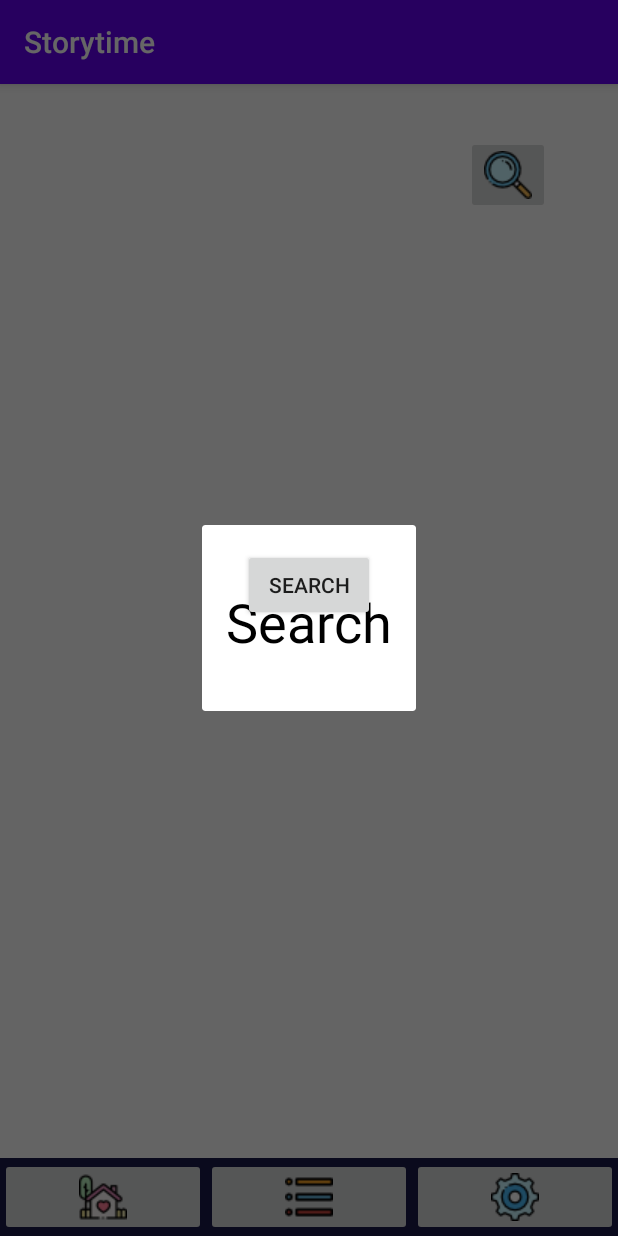
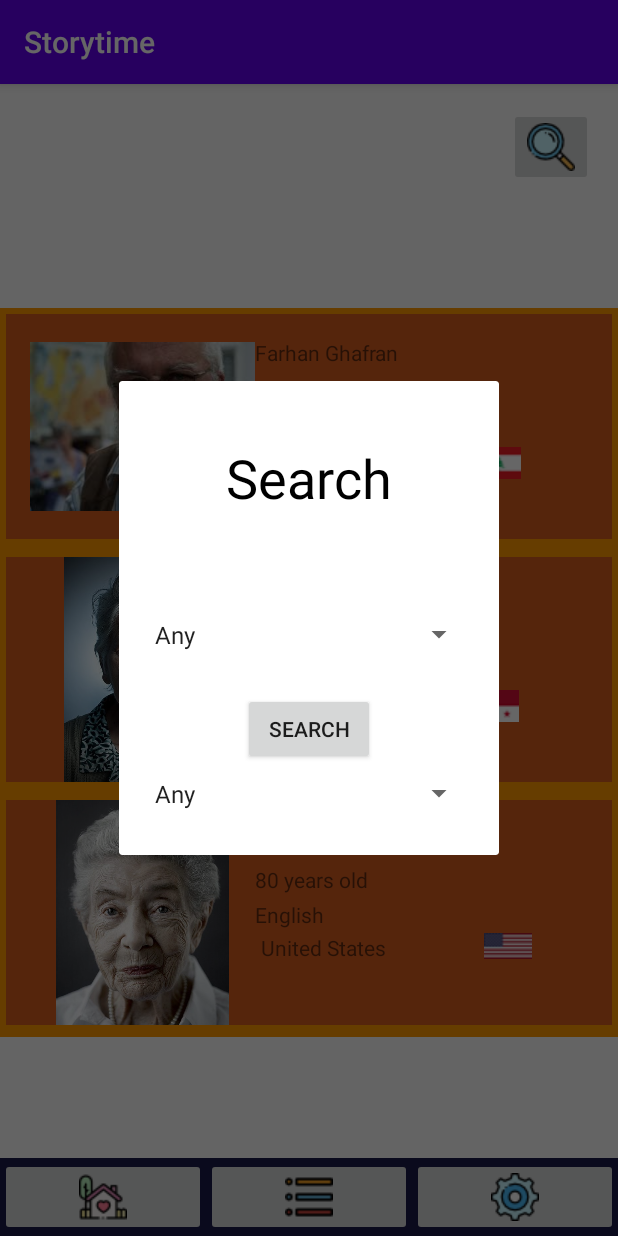
Before and after one commit to djunga/Storytime, an Android app: the screen it shows after launch (MainActivity), after a tap on an icon or button, on a phone screen of 412 x 824 dp. Run offline under Robolectric (Android 15) with nearby library versions, the light colour scheme and no system bars.

Commit message:
Added recycler view with the 3 built-in elders

```diff
--- a/Storytime/app/src/main/java/com/example/storytime/ItemAdapter.java
+++ b/Storytime/app/src/main/java/com/example/storytime/ItemAdapter.java
@@ -35,14 +35,9 @@ public class ItemAdapter extends RecyclerView.Adapter<ItemAdapter.EldersViewHold
         }
     }
 
-    public ItemAdapter() {
-        elderArr = new ArrayList<>();
-        Elder farhan = new Elder("Farhan", "Ghafran", 72, "Arabic", "Lebanon");
-        Elder ana = new Elder("Ana", "Lopez", 68, "Spanish", "Panama");
-        Elder tara = new Elder("Tara", "Jackson", 80, "English", "United States");
-        elderArr.add(farhan);
-        elderArr.add(ana);
-        elderArr.add(tara);
+    public ItemAdapter(ArrayList<Elder> list) {
+        elderArr = list;
+
     }
 
     @Override
@@ -55,8 +50,8 @@ public class ItemAdapter extends RecyclerView.Adapter<ItemAdapter.EldersViewHold
     @Override
     public void onBindViewHolder(@NonNull EldersViewHolder holder, int position) {
         Elder currentElder = elderArr.get(position);
-        holder.textViewName.setText(currentElder.getFirstName() + currentElder.getLastName());
-        holder.textViewAge.setText(currentElder.getAge());
+        holder.textViewName.setText(currentElder.getFirstName() + " " + currentElder.getLastName());
+        holder.textViewAge.setText(""+currentElder.getAge() + " years old");
         holder.textViewLanguage.setText(currentElder.getLanguage());
         holder.textViewNationality.setText(currentElder.getNationality());
         String fn = currentElder.getFirstName();
--- a/Storytime/app/src/main/java/com/example/storytime/MainActivity.java
+++ b/Storytime/app/src/main/java/com/example/storytime/MainActivity.java
@@ -1,13 +1,18 @@
 package com.example.storytime;
 
 import androidx.appcompat.app.AppCompatActivity;
+import androidx.recyclerview.widget.LinearLayoutManager;
+import androidx.recyclerview.widget.RecyclerView;
 
 import android.os.Bundle;
 import android.view.View;
 import android.widget.ImageButton;
 
+import java.util.ArrayList;
+
 public class MainActivity extends AppCompatActivity {
-
+    private RecyclerView searchRV;
+    private RecyclerView.Adapter searchAdapter;
     private SearchDialog searchDialog;
 
     @Override
@@ -16,6 +21,18 @@ public class MainActivity extends AppCompatActivity {
         setContentView(R.layout.activity_main);
 
         initSearchButton();
+
+        searchRV = findViewById(R.id.recyclerViewSearch);
+        Elder farhan = new Elder("Farhan", "Ghafran", 72, "Arabic", "Lebanon");
+        Elder ana = new Elder("Ana", "Lopez", 68, "Spanish", "Panama");
+        Elder tara = new Elder("Tara", "Jackson", 80, "English", "United States");
+        ArrayList<Elder> arr = new ArrayList<>();
+        arr.add(farhan);
+        arr.add(ana);
+        arr.add(tara);
+        searchAdapter = new ItemAdapter(arr);
+        searchRV.setLayoutManager(new LinearLayoutManager(this));
+        searchRV.setAdapter(searchAdapter);
     }
 
     private void initSearchButton() {
--- a/Storytime/app/src/main/java/com/example/storytime/SearchDialog.java
+++ b/Storytime/app/src/main/java/com/example/storytime/SearchDialog.java
@@ -36,6 +36,7 @@ public class SearchDialog extends DialogFragment {
         button.setOnClickListener(new View.OnClickListener() {
             @Override
             public void onClick(View arg0) {
+
                 getDialog().dismiss();
             }
         });
--- a/Storytime/app/src/main/res/layout/activity_main.xml
+++ b/Storytime/app/src/main/res/layout/activity_main.xml
@@ -48,10 +48,20 @@
         android:layout_marginTop="16dp"
         app:layout_constraintBottom_toTopOf="@+id/linearLayoutNavBar"
         app:layout_constraintEnd_toEndOf="parent"
-        app:layout_constraintHorizontal_bias="0.873"
+        app:layout_constraintHorizontal_bias="0.954"
         app:layout_constraintStart_toStartOf="parent"
         app:layout_constraintTop_toTopOf="parent"
-        app:layout_constraintVertical_bias="0.029"
+        app:layout_constraintVertical_bias="0.0"
         app:srcCompat="@drawable/icon_search32" />
 
+    <androidx.recyclerview.widget.RecyclerView
+        android:id="@+id/recyclerViewSearch"
+        android:layout_width="0dp"
+        android:layout_height="wrap_content"
+        android:background="#FF9800"
+        app:layout_constraintBottom_toTopOf="@+id/linearLayoutNavBar"
+        app:layout_constraintEnd_toEndOf="parent"
+        app:layout_constraintStart_toStartOf="parent"
+        app:layout_constraintTop_toBottomOf="@+id/imageButtonSearch" />
+
 </androidx.constraintlayout.widget.ConstraintLayout>
--- a/Storytime/app/src/main/res/layout/dialog_search.xml
+++ b/Storytime/app/src/main/res/layout/dialog_search.xml
@@ -6,6 +6,30 @@
     android:layout_height="match_parent"
     android:padding="16dp"
     tools:context=".SearchDialog">
+
+    <Spinner
+        android:id="@+id/spinnerCountries"
+        android:layout_width="221dp"
+        android:layout_height="50dp"
+        android:layout_marginTop="128dp"
+        android:entries="@array/countries"
+        android:spinnerMode="dropdown"
+        app:layout_constraintEnd_toEndOf="parent"
+        app:layout_constraintHorizontal_bias="0.147"
+        app:layout_constraintStart_toStartOf="parent"
+        app:layout_constraintTop_toTopOf="parent" />
+
+    <Spinner
+        android:id="@+id/spinnerLanguages"
+        android:layout_width="221dp"
+        android:layout_height="50dp"
+        android:layout_marginTop="56dp"
+        android:entries="@array/languages"
+        android:spinnerMode="dropdown"
+        app:layout_constraintEnd_toEndOf="parent"
+        app:layout_constraintHorizontal_bias="0.147"
+        app:layout_constraintStart_toStartOf="parent"
+        app:layout_constraintTop_toBottomOf="@+id/spinnerCountries" />
 
     <Button
         android:id="@+id/myButton"
--- a/Storytime/app/src/main/res/layout/list_item.xml
+++ b/Storytime/app/src/main/res/layout/list_item.xml
@@ -10,51 +10,75 @@
     android:layout_marginRight="4dp"
     android:layout_marginStart="4dp"
     android:layout_marginTop="4dp"
-    android:background="#F8F5F5">
+    android:background="#D55C1F">
 
     <ImageView
         android:id="@+id/imageViewPFP"
-        android:layout_width="wrap_content"
-        android:layout_height="wrap_content"
-        android:layout_marginLeft="4dp"
-        android:layout_marginStart="4dp"
+        android:layout_width="150dp"
+        android:layout_height="150dp"
+        android:layout_marginLeft="16dp"
+        android:layout_marginStart="16dp"
         app:layout_constraintBottom_toBottomOf="parent"
+        app:layout_constraintEnd_toEndOf="parent"
+        app:layout_constraintHorizontal_bias="0.0"
         app:layout_constraintStart_toStartOf="parent"
         app:layout_constraintTop_toTopOf="parent"
+        app:layout_constraintVertical_bias="0.272"
         tools:srcCompat="@tools:sample/avatars" />
-
-    <LinearLayout
-        android:layout_width="0dp"
-        android:layout_height="0dp"
-        android:orientation="vertical"
-        app:layout_constraintBottom_toBottomOf="parent"
-        app:layout_constraintEnd_toEndOf="parent"
-        app:layout_constraintStart_toEndOf="@+id/imageViewPFP"
-        app:layout_constraintTop_toTopOf="parent"
-        app:layout_constraintVertical_bias="0.506">
 
     <TextView
         android:id="@+id/textViewName"
-            android:layout_width="match_parent"
+        android:layout_width="0dp"
         android:layout_height="wrap_content"
-            android:text="Name" />
+        android:layout_marginTop="16dp"
+        android:text="Name"
+        app:layout_constraintEnd_toEndOf="parent"
+        app:layout_constraintHorizontal_bias="0.427"
+        app:layout_constraintStart_toEndOf="@+id/imageViewPFP"
+        app:layout_constraintTop_toTopOf="parent" />
 
     <TextView
         android:id="@+id/textViewAge"
-            android:layout_width="match_parent"
+        android:layout_width="0dp"
         android:layout_height="wrap_content"
-            android:text="Age" />
+        android:layout_marginTop="8dp"
+        android:text="Age"
+        app:layout_constraintEnd_toEndOf="parent"
+        app:layout_constraintHorizontal_bias="1.0"
+        app:layout_constraintStart_toEndOf="@+id/imageViewPFP"
+        app:layout_constraintTop_toBottomOf="@+id/textViewName" />
 
     <TextView
         android:id="@+id/textViewLanguage"
-            android:layout_width="match_parent"
+        android:layout_width="0dp"
         android:layout_height="wrap_content"
-            android:text="Language" />
+        android:layout_marginTop="4dp"
+        android:text="Language"
+        app:layout_constraintEnd_toEndOf="parent"
+        app:layout_constraintHorizontal_bias="1.0"
+        app:layout_constraintStart_toEndOf="@+id/imageViewPFP"
+        app:layout_constraintTop_toBottomOf="@+id/textViewAge" />
 
     <LinearLayout
-            android:layout_width="match_parent"
-            android:layout_height="match_parent"
-            android:orientation="horizontal">
+        android:layout_width="202dp"
+        android:layout_height="45dp"
+        android:layout_marginBottom="16dp"
+        android:layout_marginEnd="32dp"
+        android:layout_marginRight="32dp"
+        android:orientation="horizontal"
+        app:layout_constraintBottom_toBottomOf="parent"
+        app:layout_constraintEnd_toEndOf="parent"
+        app:layout_constraintTop_toBottomOf="@+id/textViewLanguage"
+        app:layout_constraintVertical_bias="1.0">
+
+        <TextView
+            android:id="@+id/textViewNationality"
+            android:layout_width="wrap_content"
+            android:layout_height="wrap_content"
+            android:layout_weight="1"
+            android:text="Nationality"
+            app:layout_constraintEnd_toEndOf="parent"
+            app:layout_constraintStart_toStartOf="parent" />
 
         <ImageView
             android:id="@+id/imageViewFlag"
@@ -62,17 +86,6 @@
             android:layout_height="wrap_content"
             android:layout_weight="1"
             tools:srcCompat="@tools:sample/avatars" />
-
-            <TextView
-                android:id="@+id/textViewNationality"
-                android:layout_width="wrap_content"
-                android:layout_height="wrap_content"
-                android:layout_marginEnd="16dp"
-                android:layout_marginRight="16dp"
-                android:layout_weight="1"
-                android:text="Nationality"
-                app:layout_constraintEnd_toEndOf="parent" />
-        </LinearLayout>
     </LinearLayout>
 
 </androidx.constraintlayout.widget.ConstraintLayout>
--- a/Storytime/app/src/main/res/values/strings.xml
+++ b/Storytime/app/src/main/res/values/strings.xml
@@ -4,4 +4,17 @@
     <string name="contentStatsButton">Stats Button</string>
     <string name="contentSettingsButton">Settings Button</string>
     <string name="closeButton">Close</string>
+    <string-array name="countries">
+        <item>Any</item>
+        <item>Lebanon</item>
+        <item>Panama</item>
+        <item>United States</item>
+    </string-array>
+
+    <string-array name="languages">
+        <item>Any</item>
+        <item>Arabic</item>
+        <item>Spanish</item>
+        <item>English</item>
+    </string-array>
 </resources>
```
Lines whose indentation alone changed are shown as unchanged.
